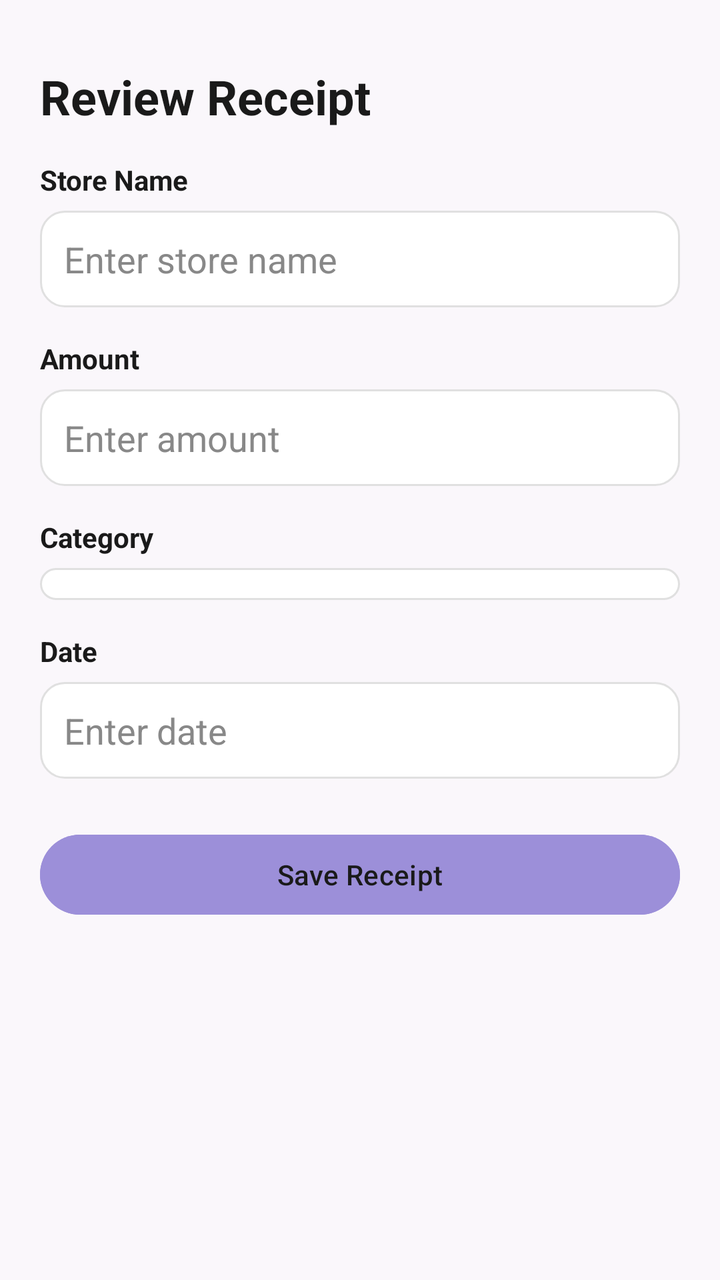
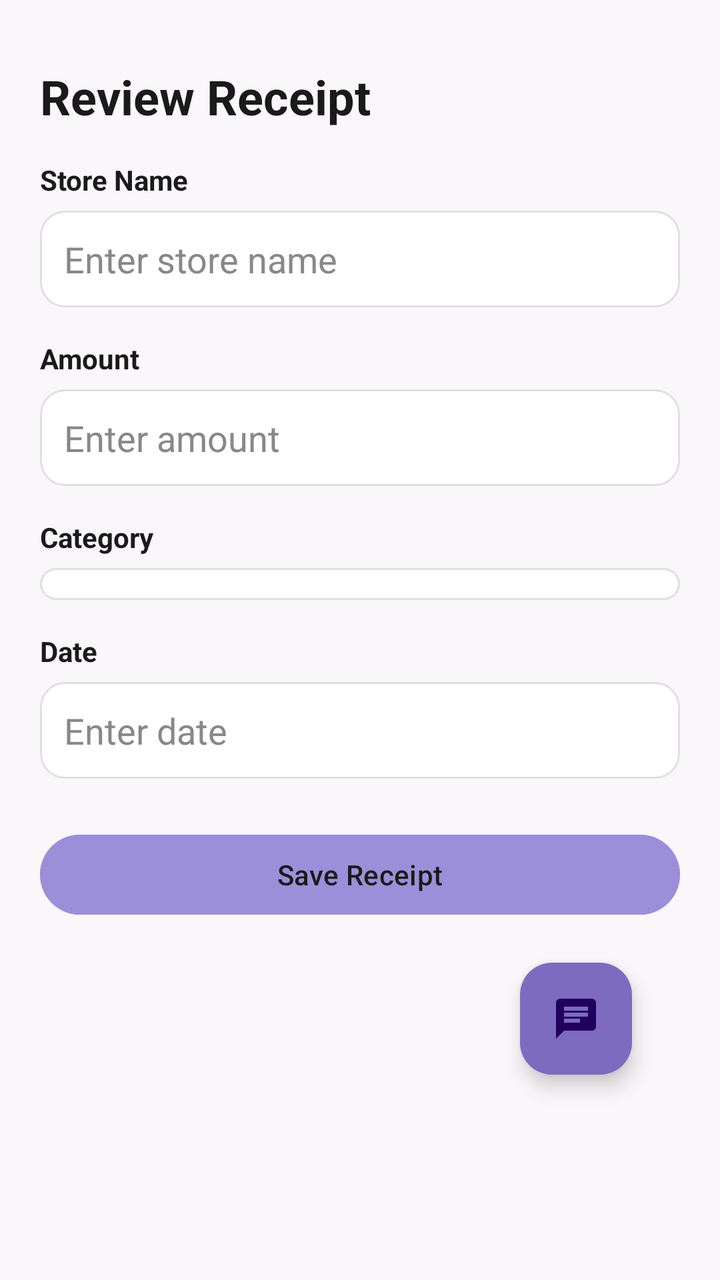

The first picture is an Android layout as it rendered before a commit; the second is the same layout after the commit. The layout source and the unified diff follow.
<!-- AndroidManifest.xml: application theme Theme.WatchYourWallet -->
<!-- res/layout/activity_review_receipt.xml -->
<?xml version="1.0" encoding="utf-8"?>
<ScrollView xmlns:android="http://schemas.android.com/apk/res/android"
    android:layout_width="match_parent"
    android:layout_height="match_parent"
    android:background="#FAF7FB">

    <LinearLayout
        android:layout_width="match_parent"
        android:layout_height="wrap_content"
        android:orientation="vertical"
        android:padding="20dp">

        <TextView
            android:layout_width="wrap_content"
            android:layout_height="wrap_content"
            android:layout_marginTop="12dp"
            android:layout_marginBottom="16dp"
            android:text="Review Receipt"
            android:textColor="@color/dark_text"
            android:textSize="24sp"
            android:textStyle="bold" />

        <TextView
            android:layout_width="wrap_content"
            android:layout_height="wrap_content"
            android:layout_marginBottom="6dp"
            android:text="Store Name"
            android:textColor="@color/dark_text"
            android:textStyle="bold" />

        <EditText
            android:id="@+id/editStoreName"
            android:layout_width="match_parent"
            android:layout_height="wrap_content"
            android:layout_marginBottom="16dp"
            android:background="@drawable/rounded_input"
            android:hint="Enter store name"
            android:padding="12dp"
            android:textColor="@color/dark_text"
            android:textColorHint="#888888" />

        <TextView
            android:layout_width="wrap_content"
            android:layout_height="wrap_content"
            android:layout_marginBottom="6dp"
            android:text="Amount"
            android:textColor="@color/dark_text"
            android:textStyle="bold" />

        <EditText
            android:id="@+id/editAmount"
            android:layout_width="match_parent"
            android:layout_height="wrap_content"
            android:layout_marginBottom="16dp"
            android:background="@drawable/rounded_input"
            android:hint="Enter amount"
            android:inputType="numberDecimal"
            android:padding="12dp"
            android:textColor="@color/dark_text"
            android:textColorHint="#888888" />

        <TextView
            android:layout_width="wrap_content"
            android:layout_height="wrap_content"
            android:layout_marginBottom="6dp"
            android:text="Category"
            android:textColor="@color/dark_text"
            android:textStyle="bold" />

        <Spinner
            android:id="@+id/editCategory"
            android:layout_width="match_parent"
            android:layout_height="wrap_content"
            android:layout_marginBottom="16dp"
            android:background="@drawable/rounded_input"
            android:padding="8dp" />

        <TextView
            android:layout_width="wrap_content"
            android:layout_height="wrap_content"
            android:layout_marginBottom="6dp"
            android:text="Date"
            android:textColor="@color/dark_text"
            android:textStyle="bold" />

        <EditText
            android:id="@+id/editDate"
            android:layout_width="match_parent"
            android:layout_height="wrap_content"
            android:layout_marginBottom="24dp"
            android:background="@drawable/rounded_input"
            android:hint="Enter date"
            android:padding="12dp"
            android:textColor="@color/dark_text"
            android:textColorHint="#888888"
            android:singleLine="true"
            android:ellipsize="end"
            android:maxLines="1"/>

        <Button
            android:id="@+id/saveButton"
            android:layout_width="match_parent"
            android:layout_height="wrap_content"
            android:layout_marginBottom="20dp"
            android:backgroundTint="@color/pastel_purple"
            android:text="Save Receipt"
            android:textColor="@color/dark_text" />

    </LinearLayout>
</ScrollView>
<!-- resources referenced by this layout -->
<resources>
  <color name="dark_text">#1A1A1A</color>
  <color name="pastel_purple">#9C8FD9</color>
  <!-- drawable rounded_input (drawable) -->
  <?xml version="1.0" encoding="utf-8"?>
  <shape xmlns:android="http://schemas.android.com/apk/res/android">
      <solid android:color="@color/white" />
      <corners android:radius="12dp" />
      <stroke
          android:width="1dp"
          android:color="#E0E0E0" />
  </shape>
  <style name="Theme.WatchYourWallet" parent="Base.Theme.WatchYourWallet" />
  <color name="white">#FFFFFF</color>
  <style name="Base.Theme.WatchYourWallet" parent="Theme.Material3.DayNight.NoActionBar">
          <item name="android:statusBarColor">@color/purple_primary</item>
          <item name="colorPrimary">@color/purple_primary</item>
      </style>
  <color name="purple_primary">#9C8FD9</color>
</resources>

<!-- the commit's change to res/layout/activity_review_receipt.xml (unified diff, before → after) -->
@@ -2,6 +2,7 @@
 <ScrollView xmlns:android="http://schemas.android.com/apk/res/android"
     android:layout_width="match_parent"
     android:layout_height="match_parent"
+    xmlns:app="http://schemas.android.com/apk/res-auto"
     android:background="#FAF7FB">
 
     <LinearLayout
@@ -106,5 +107,17 @@
             android:text="Save Receipt"
             android:textColor="@color/dark_text" />
 
+        <com.google.android.material.floatingactionbutton.FloatingActionButton
+            android:id="@+id/fab_chatbot"
+            android:layout_width="wrap_content"
+            android:layout_height="wrap_content"
+            android:layout_gravity="bottom|end"
+            android:src="@drawable/baseline_chat_24"
+            app:backgroundTint="#7C6BBF"
+            app:layout_constraintBottom_toBottomOf="parent"
+            app:layout_constraintEnd_toEndOf="parent"
+            android:layout_marginBottom="24dp"
+            android:layout_marginEnd="24dp"/>
+
     </LinearLayout>
 </ScrollView>
<!-- resource entries referenced after the edit -->
@@ -2,6 +2,12 @@
 <resources>
   <color name="dark_text">#1A1A1A</color>
   <color name="pastel_purple">#9C8FD9</color>
+  <!-- drawable baseline_chat_24 (drawable) -->
+  <vector xmlns:android="http://schemas.android.com/apk/res/android" android:autoMirrored="true" android:height="24dp" android:tint="#000000" android:viewportHeight="24" android:viewportWidth="24" android:width="24dp">
+        
+      <path android:fillColor="@android:color/white" android:pathData="M20,2L4,2c-1.1,0 -1.99,0.9 -1.99,2L2,22l4,-4h14c1.1,0 2,-0.9 2,-2L22,4c0,-1.1 -0.9,-2 -2,-2zM6,9h12v2L6,11L6,9zM14,14L6,14v-2h8v2zM18,8L6,8L6,6h12v2z"/>
+      
+  </vector>
   <!-- drawable rounded_input (drawable) -->
   <?xml version="1.0" encoding="utf-8"?>
   <shape xmlns:android="http://schemas.android.com/apk/res/android">
